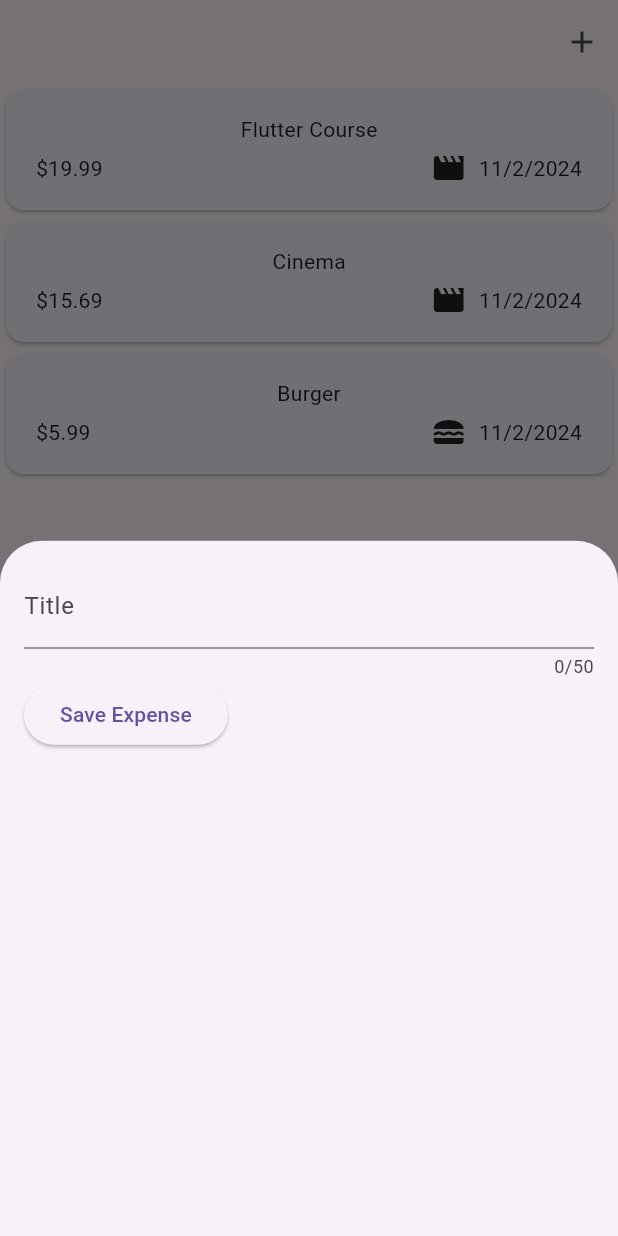
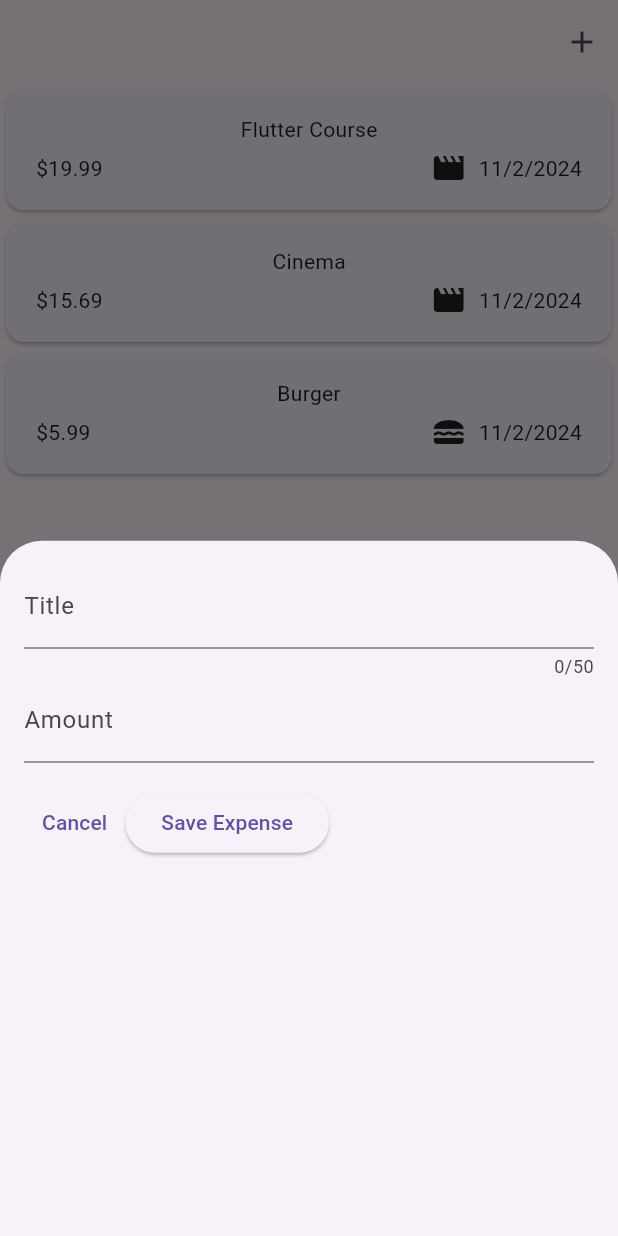
Before and after one commit to hiep1810/expense_tracker, a Flutter app: the screen it shows after launch, after a tap on the "add" icon, on a phone screen of 412 x 824 dp. Run offline on Flutter 3.47's test engine with Material 3 defaults, Android fonts, the phone set to English and light mode, and no system bars.

Commit message:
Update: Add amount_text_field

```diff
--- a/lib/widgets/new_expense.dart
+++ b/lib/widgets/new_expense.dart
@@ -1,4 +1,5 @@
 import 'package:flutter/material.dart';
+
 class NewExpense extends StatefulWidget {
   const NewExpense({super.key});
 
@@ -6,16 +7,16 @@ class NewExpense extends StatefulWidget {
   State<NewExpense> createState() => _NewExpenseState();
 }
 
-
 class _NewExpenseState extends State<NewExpense> {
   final _titleController = TextEditingController();
+  final _amountController = TextEditingController();
 
   @override
   void dispose() {
     _titleController.dispose();
+    _amountController.dispose();
     super.dispose();
   }
-
 
   @override
   Widget build(BuildContext context) {
@@ -27,16 +28,31 @@ class _NewExpenseState extends State<NewExpense> {
             controller: _titleController,
             maxLength: 50,
             decoration: const InputDecoration(
-              label: Text(
-                'Title'
-              )
+              label: Text('Title'),
             ),
           ),
+          TextField(
+            controller: _amountController,
+            keyboardType: TextInputType.number,
+            decoration: const InputDecoration(
+              prefixText: '\$ ',
+              label: Text('Amount'),
+            ),
+          ),
+          const SizedBox(height: 16),
           Row(
             children: [
-              ElevatedButton(onPressed: () {
-                print("Title: " + _titleController.text);
-              }, child: const Text('Save Expense')),
+              TextButton(
+                  onPressed: () {
+                    Navigator.pop(context);
+                  },
+                  child: const Text('Cancel')),
+              ElevatedButton(
+                  onPressed: () {
+                    print("Title: " + _titleController.text);
+                    print("Amount: " + _amountController.text);
+                  },
+                  child: const Text('Save Expense')),
             ],
           ),
         ],
```
